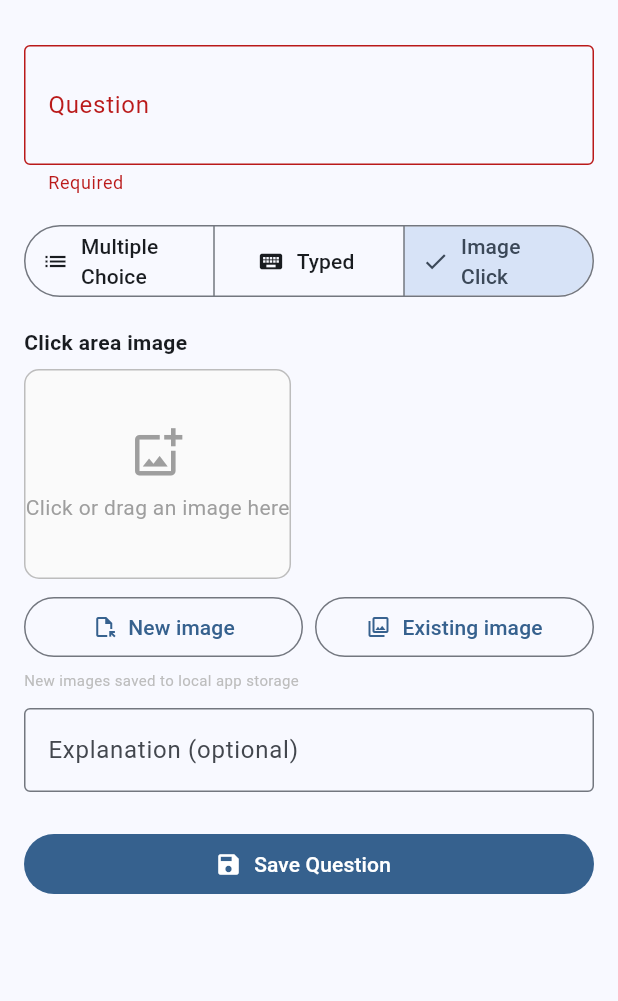
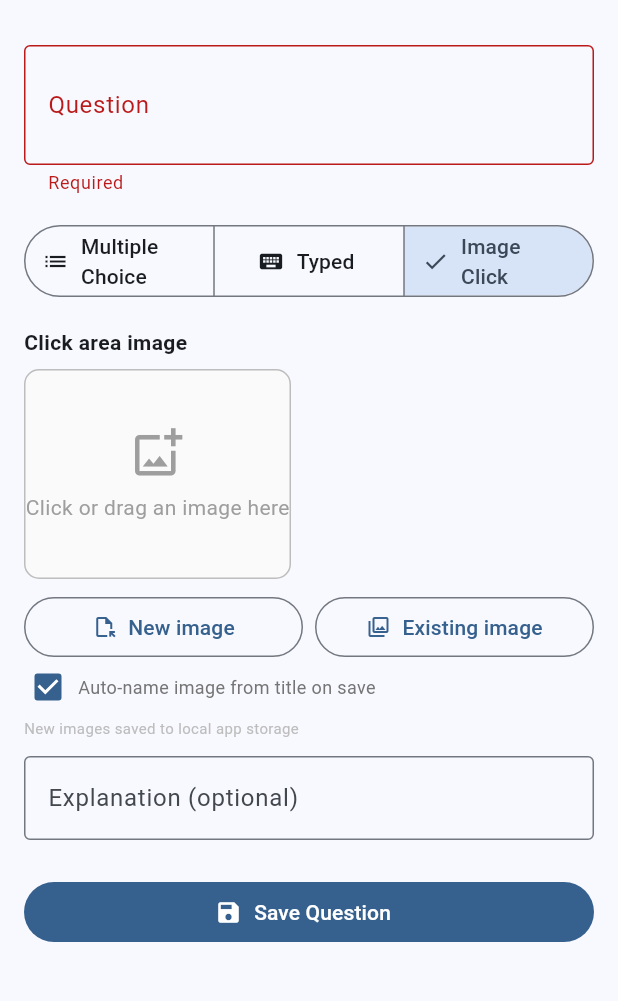
Before and after one commit to brosenmoller/med_brew, a Flutter app: the EditQuestionScreen screen opened directly with empty values, after a tap on "Typed", after a tap on "Save Question", after a tap on "Image Click", on a phone screen of 412 x 824 dp, the part 63-1064 px from its top. Run offline on Flutter 3.47's test engine with Material 3 defaults, Android fonts, the phone set to English and light mode, and no system bars; our stand-ins replace confetti, drift, file_picker, hive, hive_flutter, share_plus; missing offline and left inert: desktop_drop; accounts and stored records are empty; generated files the repository leaves out were written again; statements that could not run were skipped.

Commit message:
auto rename togglable

```diff
--- a/lib/screens/manage_content_screens/edit_category_screen.dart
+++ b/lib/screens/manage_content_screens/edit_category_screen.dart
@@ -16,6 +16,7 @@ class EditCategoryScreen extends StatefulWidget {
 
 class _EditCategoryScreenState extends State<EditCategoryScreen> {
   final _formKey = GlobalKey<FormState>();
+  final _pickerKey = GlobalKey<ImagePickerFieldState>();
   late final TextEditingController _titleController;
   String? _imagePath;
 
@@ -56,6 +57,7 @@ class _EditCategoryScreenState extends State<EditCategoryScreen> {
             ),
             const SizedBox(height: 20),
             ImagePickerField(
+              key: _pickerKey,
               label: 'Category image (optional)',
               initialPath: _imagePath,
               onChanged: (path) => setState(() => _imagePath = path),
@@ -74,17 +76,20 @@ class _EditCategoryScreenState extends State<EditCategoryScreen> {
 
   Future<void> _save() async {
     if (!_formKey.currentState!.validate()) return;
+    final title = _titleController.text.trim();
+    final imagePath = await _pickerKey.currentState
+        ?.applyAutoName('category_$title') ?? _imagePath;
     final existing = widget.existing;
     if (existing == null) {
       await widget.db.insertCategory(CategoriesCompanion.insert(
-        title: _titleController.text.trim(),
-        imagePath: Value(_imagePath),
+        title: title,
+        imagePath: Value(imagePath),
       ));
     } else {
       await widget.db.updateCategory(CategoriesCompanion(
         id: Value(existing.id),
-        title: Value(_titleController.text.trim()),
-        imagePath: Value(_imagePath),
+        title: Value(title),
+        imagePath: Value(imagePath),
         isPermanent: Value(existing.isPermanent),
       ));
     }
--- a/lib/screens/manage_content_screens/edit_question_screen.dart
+++ b/lib/screens/manage_content_screens/edit_question_screen.dart
@@ -27,6 +27,7 @@ class EditQuestionScreen extends StatefulWidget {
 
 class _EditQuestionScreenState extends State<EditQuestionScreen> {
   final _formKey = GlobalKey<FormState>();
+  final _pickerKey = GlobalKey<ImagePickerFieldState>();
   late final TextEditingController _questionController;
   late final TextEditingController _explanationController;
   late String _answerType;
@@ -191,6 +192,7 @@ class _EditQuestionScreenState extends State<EditQuestionScreen> {
 
             if (_answerType == 'imageClick') ...[
               ImagePickerField(
+                key: _pickerKey,
                 label: 'Click area image',
                 initialPath: _imagePath,
                 onChanged: (path) => setState(() {
@@ -258,6 +260,7 @@ class _EditQuestionScreenState extends State<EditQuestionScreen> {
             if (_answerType != 'imageClick') ...[
               const SizedBox(height: 8),
               ImagePickerField(
+                key: _pickerKey,
                 label: 'Question image (optional)',
                 initialPath: _imagePath,
                 onChanged: (path) => setState(() => _imagePath = path),
@@ -288,6 +291,10 @@ class _EditQuestionScreenState extends State<EditQuestionScreen> {
   Future<void> _save() async {
     if (!_formKey.currentState!.validate()) return;
 
+    final questionText = _questionController.text.trim();
+    final imagePath = await _pickerKey.currentState
+        ?.applyAutoName('question_$questionText') ?? _imagePath;
+
     final String answerConfig;
     if (_answerType == 'multipleChoice') {
       answerConfig = jsonEncode({
@@ -312,14 +319,13 @@ class _EditQuestionScreenState extends State<EditQuestionScreen> {
       });
     }
 
+    final explanation = _explanationController.text.trim();
     final companion = QuestionsCompanion(
-      questionText: Value(_questionController.text.trim()),
+      questionText: Value(questionText),
       answerType: Value(_answerType),
       answerConfig: Value(answerConfig),
-      explanation: Value(_explanationController.text.trim().isEmpty
-          ? null
-          : _explanationController.text.trim()),
-      imagePath: Value(_imagePath),
+      explanation: Value(explanation.isEmpty ? null : explanation),
+      imagePath: Value(imagePath),
     );
 
     if (widget.isEditing) {
@@ -330,13 +336,11 @@ class _EditQuestionScreenState extends State<EditQuestionScreen> {
       await widget.db.insertQuestionIntoQuiz(
         quizId: widget.quizId,
         question: QuestionsCompanion.insert(
-          questionText: _questionController.text.trim(),
+          questionText: questionText,
           answerType: _answerType,
           answerConfig: answerConfig,
-          explanation: Value(_explanationController.text.trim().isEmpty
-              ? null
-              : _explanationController.text.trim()),
-          imagePath: Value(_imagePath),
+          explanation: Value(explanation.isEmpty ? null : explanation),
+          imagePath: Value(imagePath),
         ),
       );
     }
--- a/lib/screens/manage_content_screens/edit_quiz_screen.dart
+++ b/lib/screens/manage_content_screens/edit_quiz_screen.dart
@@ -22,6 +22,7 @@ class EditQuizScreen extends StatefulWidget {
 
 class _EditQuizScreenState extends State<EditQuizScreen> {
   final _formKey = GlobalKey<FormState>();
+  final _pickerKey = GlobalKey<ImagePickerFieldState>();
   late final TextEditingController _titleController;
   String? _imagePath;
 
@@ -62,6 +63,7 @@ class _EditQuizScreenState extends State<EditQuizScreen> {
             ),
             const SizedBox(height: 20),
             ImagePickerField(
+              key: _pickerKey,
               label: 'Quiz image (optional)',
               initialPath: _imagePath,
               onChanged: (path) => setState(() => _imagePath = path),
@@ -80,19 +82,22 @@ class _EditQuizScreenState extends State<EditQuizScreen> {
 
   Future<void> _save() async {
     if (!_formKey.currentState!.validate()) return;
+    final title = _titleController.text.trim();
+    final imagePath = await _pickerKey.currentState
+        ?.applyAutoName('quiz_$title') ?? _imagePath;
     final existing = widget.existing;
     if (existing == null) {
       await widget.db.insertQuiz(QuizzesCompanion.insert(
         categoryId: widget.categoryId,
-        title: _titleController.text.trim(),
-        imagePath: Value(_imagePath),
+        title: title,
+        imagePath: Value(imagePath),
       ));
     } else {
       await widget.db.updateQuiz(QuizzesCompanion(
         id: Value(existing.id),
         categoryId: Value(existing.categoryId),
-        title: Value(_titleController.text.trim()),
-        imagePath: Value(_imagePath),
+        title: Value(title),
+        imagePath: Value(imagePath),
         isPermanent: Value(existing.isPermanent),
       ));
     }
--- a/lib/widgets/image_picker_field.dart
+++ b/lib/widgets/image_picker_field.dart
@@ -7,6 +7,14 @@ import 'package:path/path.dart' as p;
 import 'package:path_provider/path_provider.dart';
 import 'app_image.dart';
 import 'image_browser_dialog.dart';
+
+String _toSlug(String text, {int maxLength = 40}) {
+  final slug = text
+      .toLowerCase()
+      .replaceAll(RegExp(r'[^a-z0-9]+'), '_')
+      .replaceAll(RegExp(r'^_+|_+$'), '');
+  return slug.length > maxLength ? slug.substring(0, maxLength) : slug;
+}
 
 class ImagePickerField extends StatefulWidget {
   final String? initialPath;
@@ -21,12 +29,16 @@ class ImagePickerField extends StatefulWidget {
   });
 
   @override
-  State<ImagePickerField> createState() => _ImagePickerFieldState();
+  State<ImagePickerField> createState() => ImagePickerFieldState();
 }
 
-class _ImagePickerFieldState extends State<ImagePickerField> {
+class ImagePickerFieldState extends State<ImagePickerField> {
   String? _currentPath;
   bool _dragging = false;
+  bool _autoName = true;
+  // True only when the user picked/dropped a new file in this session;
+  // false for the initial path or images chosen from the existing browser.
+  bool _needsRename = false;
 
   @override
   void initState() {
@@ -34,8 +46,10 @@ class _ImagePickerFieldState extends State<ImagePickerField> {
     _currentPath = widget.initialPath;
   }
 
+  /// Copy a new file into the app images directory using its original filename.
   Future<String> _saveImage(String sourcePath) async {
     final fileName = p.basename(sourcePath);
+
     if (kDebugMode) {
       final dest = Directory(
           p.join(Directory.current.path, 'assets', 'images'));
@@ -52,13 +66,59 @@ class _ImagePickerFieldState extends State<ImagePickerField> {
     }
   }
 
-  // In image_picker_field.dart — all three pick methods
+  /// Called from the parent's save method.
+  /// If auto-naming is enabled and the user picked a new file this session,
+  /// renames the stored file to match [suggestedName] and returns the new path.
+  /// Otherwise returns the current path unchanged.
+  Future<String?> applyAutoName(String suggestedName) async {
+    if (!_autoName || !_needsRename || _currentPath == null) {
+      return _currentPath;
+    }
+
+    final path = _currentPath!;
+    final ext = p.extension(path);
+    final slug = _toSlug(suggestedName);
+    if (slug.isEmpty) return path;
+
+    final newFileName = '$slug$ext';
+    String newPath;
+
+    if (kDebugMode) {
+      final destDir = Directory(
+          p.join(Directory.current.path, 'assets', 'images'));
+      final srcFile = File(p.join(destDir.path, p.basename(path)));
+      newPath = 'assets/images/$newFileName';
+      final dstFile = File(p.join(destDir.path, newFileName));
+      if (srcFile.existsSync() && srcFile.path != dstFile.path) {
+        await srcFile.rename(dstFile.path);
+      }
+    } else {
+      final dir = await getApplicationDocumentsDirectory();
+      final imgDir = Directory(p.join(dir.path, 'images'));
+      newPath = p.join(imgDir.path, newFileName);
+      final srcFile = File(path);
+      if (srcFile.existsSync() && path != newPath) {
+        await srcFile.rename(newPath);
+      }
+    }
+
+    setState(() {
+      _currentPath = newPath;
+      _needsRename = false;
+    });
+    widget.onChanged(newPath);
+    return newPath;
+  }
+
   Future<void> _pickFromExisting() async {
     final picked = await ImageBrowserDialog.show(context);
     if (picked == null) return;
     await Future.delayed(const Duration(milliseconds: 250));
     if (mounted) {
-      setState(() => _currentPath = picked);
+      setState(() {
+        _currentPath = picked;
+        _needsRename = false; // existing image — don't rename
+      });
       widget.onChanged(picked);
     }
   }
@@ -69,7 +129,10 @@ class _ImagePickerFieldState extends State<ImagePickerField> {
     final saved = await _saveImage(result!.files.single.path!);
     await Future.delayed(const Duration(milliseconds: 250));
     if (mounted) {
-      setState(() => _currentPath = saved);
+      setState(() {
+        _currentPath = saved;
+        _needsRename = true;
+      });
       widget.onChanged(saved);
     }
   }
@@ -81,7 +144,10 @@ class _ImagePickerFieldState extends State<ImagePickerField> {
     final saved = await _saveImage(sourcePath);
     await Future.delayed(const Duration(milliseconds: 250));
     if (mounted) {
-      setState(() => _currentPath = saved);
+      setState(() {
+        _currentPath = saved;
+        _needsRename = true;
+      });
       widget.onChanged(saved);
     }
   }
@@ -179,11 +245,31 @@ class _ImagePickerFieldState extends State<ImagePickerField> {
                 icon: const Icon(Icons.clear, color: Colors.red),
                 tooltip: 'Remove image',
                 onPressed: () {
-                  setState(() => _currentPath = null);
+                  setState(() {
+                    _currentPath = null;
+                    _needsRename = false;
+                  });
                   widget.onChanged(null);
                 },
               ),
             ],
+          ],
+        ),
+
+        // ── Auto-name toggle ──────────────────────────────────────
+        Row(
+          children: [
+            Checkbox(
+              value: _autoName,
+              onChanged: (v) => setState(() => _autoName = v ?? true),
+              materialTapTargetSize: MaterialTapTargetSize.shrinkWrap,
+              visualDensity: VisualDensity.compact,
+            ),
+            const SizedBox(width: 4),
+            Text(
+              'Auto-name image from title on save',
+              style: TextStyle(fontSize: 12, color: Colors.grey.shade600),
+            ),
           ],
         ),
 
```
